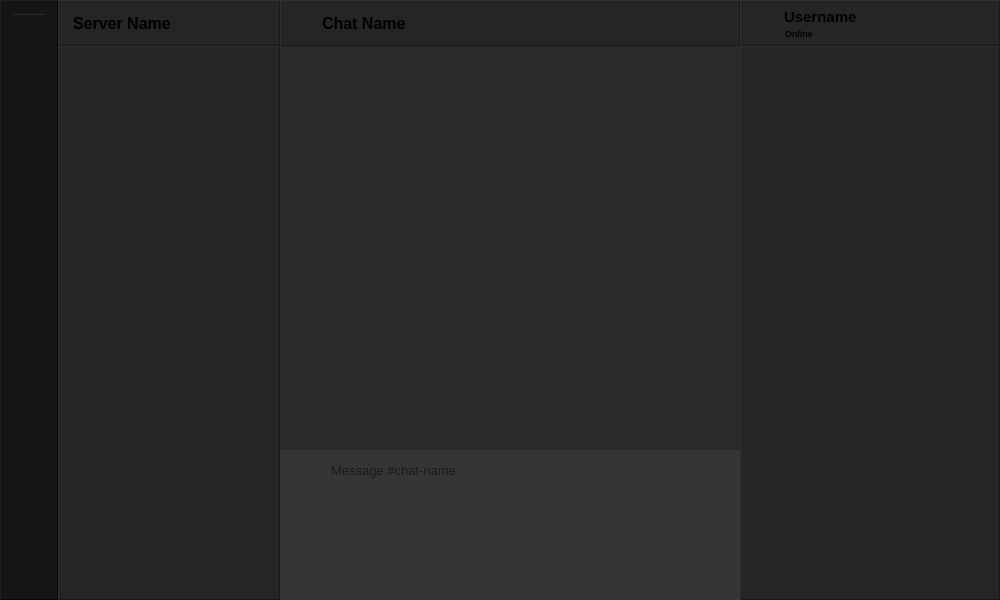
LiquidIce64/ScatterComms, file widgets/main_page/main_page.ui: the form before one commit.
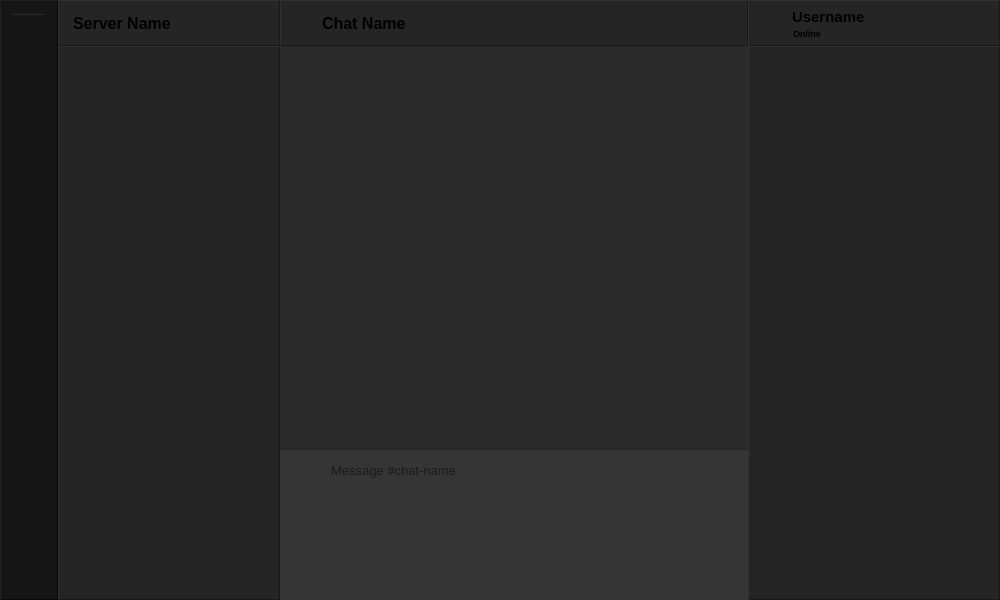
The form after the commit. Icons and pictures are not drawn. Custom widgets are drawn as their Qt base class.

Commit message: Changed member frame width

The edit to the form file:
```diff
--- a/widgets/main_page/main_page.ui
+++ b/widgets/main_page/main_page.ui
@@ -552,13 +552,13 @@
      </property>
      <property name="minimumSize">
       <size>
-       <width>260</width>
+       <width>252</width>
        <height>46</height>
       </size>
      </property>
      <property name="maximumSize">
       <size>
-       <width>260</width>
+       <width>252</width>
        <height>46</height>
       </size>
      </property>
@@ -872,13 +872,13 @@
      </property>
      <property name="minimumSize">
       <size>
-       <width>260</width>
+       <width>252</width>
        <height>0</height>
       </size>
      </property>
      <property name="maximumSize">
       <size>
-       <width>260</width>
+       <width>252</width>
        <height>16777215</height>
       </size>
      </property>
@@ -929,13 +929,13 @@
           <rect>
            <x>0</x>
            <y>0</y>
-           <width>258</width>
+           <width>250</width>
            <height>552</height>
           </rect>
          </property>
          <property name="maximumSize">
           <size>
-           <width>258</width>
+           <width>250</width>
            <height>16777215</height>
           </size>
          </property>
@@ -960,12 +960,6 @@
             <property name="orientation">
              <enum>Qt::Orientation::Vertical</enum>
             </property>
-            <property name="sizeHint" stdset="0">
-             <size>
-              <width>20</width>
-              <height>537</height>
-             </size>
-            </property>
            </spacer>
           </item>
          </layout>
@@ -1015,7 +1009,7 @@
           <rect>
            <x>0</x>
            <y>0</y>
-           <width>460</width>
+           <width>468</width>
            <height>404</height>
           </rect>
          </property>
```
The commit also changes 6 other files.
